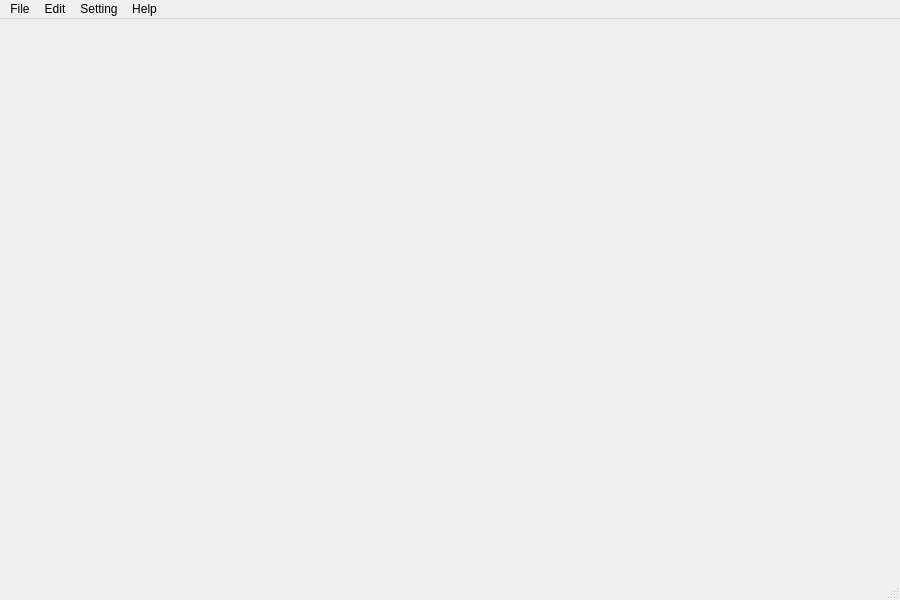
First picture: the form in mainwindow.ui, repository zjw939057120/qt, before the edit.
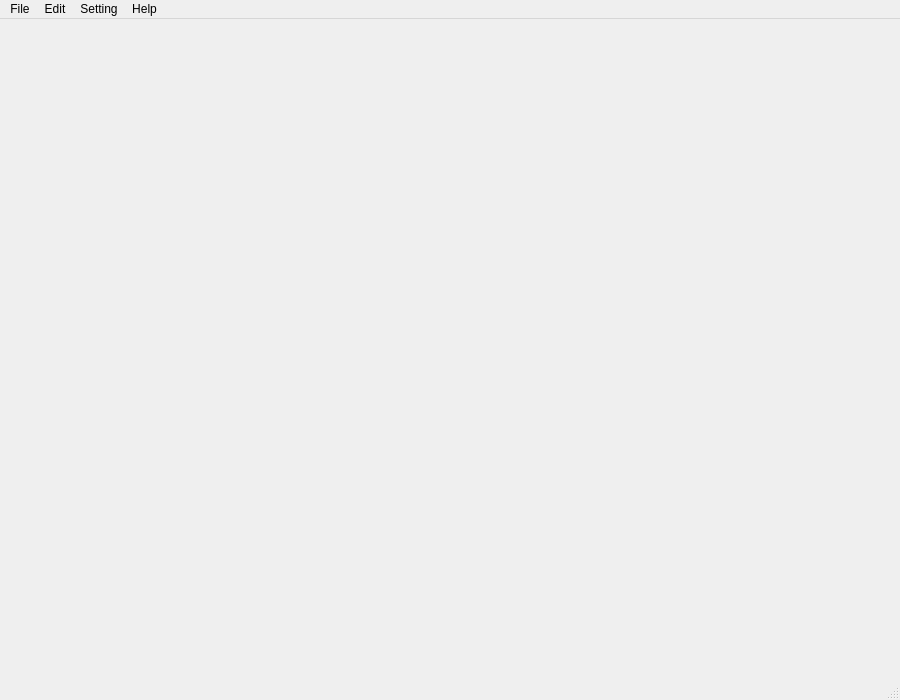
Second picture: the form after the edit.

Patch:
```diff
--- a/mainwindow.ui
+++ b/mainwindow.ui
@@ -7,7 +7,7 @@
     <x>0</x>
     <y>0</y>
     <width>900</width>
-    <height>600</height>
+    <height>700</height>
    </rect>
   </property>
   <property name="windowTitle">
```
